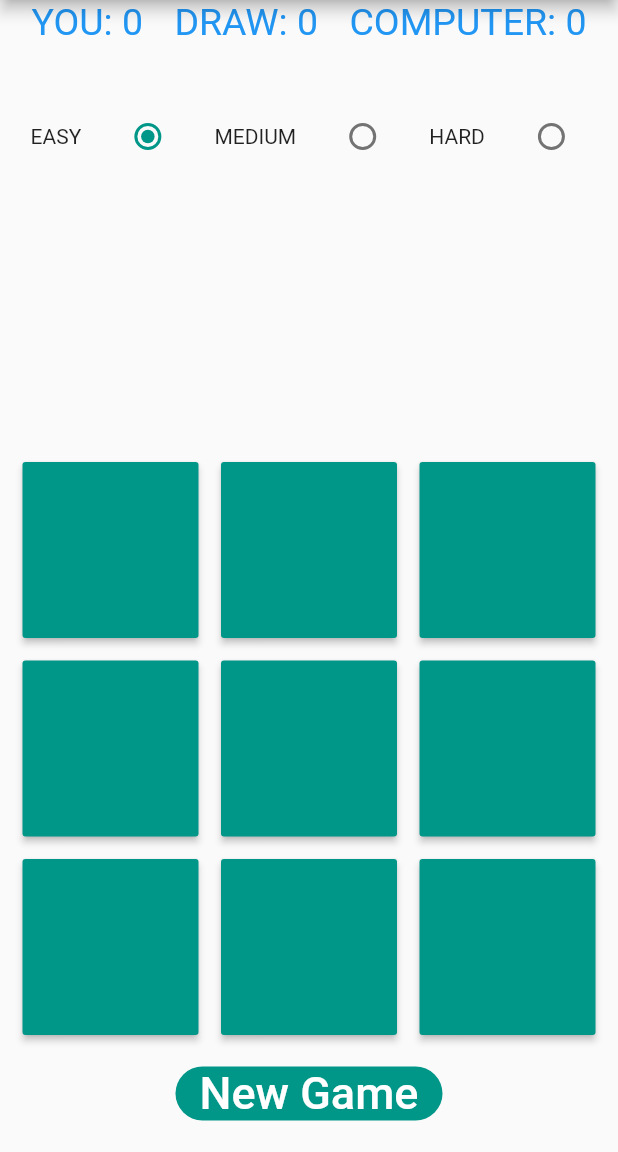
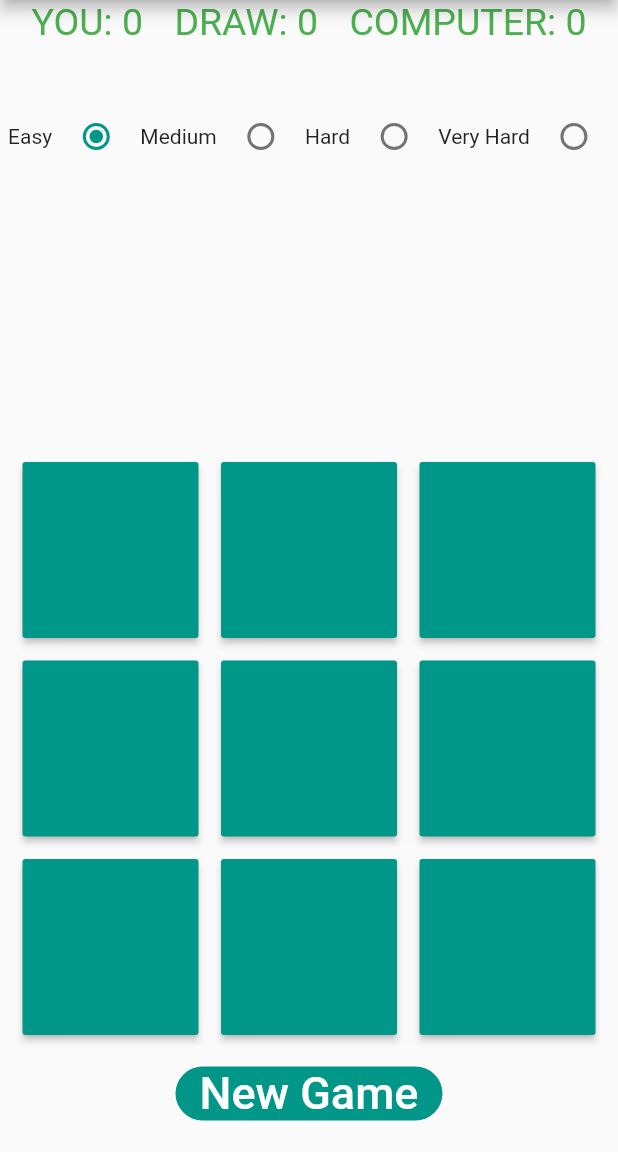
Before and after one commit to takg/Tic-Tac-Toe, a Flutter app: the screen it shows after launch, on a phone screen of 412 x 824 dp, the part 84-1236 px from its top. Run offline on Flutter 3.47's test engine with Material 2 defaults, Android fonts, the phone set to English and light mode, and no system bars; statements that could not run were skipped.

Commit message:
Bug fix while clicking on incorrect cell
1. Fix for incorrect cell click, computer move proceeds.
2. Fix to color change

```diff
--- a/lib/board.dart
+++ b/lib/board.dart
@@ -11,13 +11,11 @@ class Board extends StatefulWidget {
 
 class _Board extends State<Board> {
   TicTacToe ticTacToe;
-  Color scoreColor;
   Color winningColor;
 
 
   _Board() {
     ticTacToe = TicTacToe();
-    scoreColor = Colors.blue;
     winningColor = Colors.purple;
   }
 
@@ -32,24 +30,22 @@ class _Board extends State<Board> {
 
   void clicked(int index) {
     if (ticTacToe.choose(index)) {
-      scoreColor = Colors.green;
-    }
-    else {
-      scoreColor = Colors.red;
+
+      // compute the next move
+      Future.delayed(const Duration(milliseconds: 100), () {
+        ticTacToe.computerMove();
+        _refreshGUI();
+      });
     }
 
     _refreshGUI();
-    Future.delayed(const Duration(milliseconds: 100), () {
-      ticTacToe.computerMove();
-      _refreshGUI();
-    });
   }
 
   Text getText(String text) {
     return Text(text,
                 style: TextStyle(
                     fontSize: 25,
-                    color: scoreColor),
+                    color: Colors.green),
           );
   }
 
@@ -90,21 +86,27 @@ class _Board extends State<Board> {
             Row(
               mainAxisAlignment: MainAxisAlignment.spaceEvenly,
               children: <Widget>[
-                Text("EASY"),
+                Text("Easy"),
                 Radio(
                   value: Mode.EASY,
                   groupValue: ticTacToe.mode,
                   onChanged: radioButtonSelected,
                 ),
-                Text("MEDIUM"),
+                Text("Medium"),
                 Radio(
                   value: Mode.MEDIUM,
                   groupValue: ticTacToe.mode,
                   onChanged: radioButtonSelected,
                 ),
-                Text("HARD"),
+                Text("Hard"),
                 Radio(
                   value: Mode.HARD,
+                  groupValue: ticTacToe.mode,
+                  onChanged: radioButtonSelected,
+                ),
+                Text("Very Hard"),
+                Radio(
+                  value: Mode.VERY_HARD,
                   groupValue: ticTacToe.mode,
                   onChanged: radioButtonSelected,
                 ),
```
